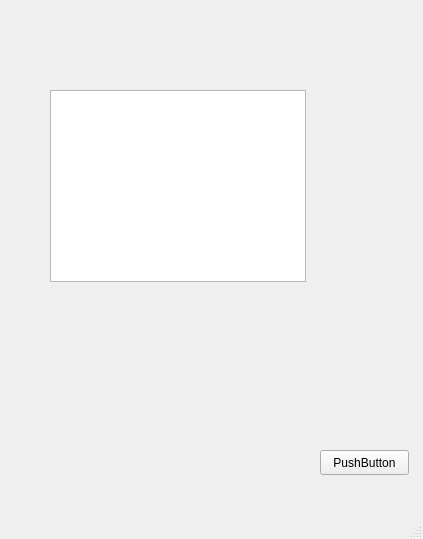
Before: the Qt Designer form mainwindow.ui in VtripleG/weather_app, drawn with Qt 5.
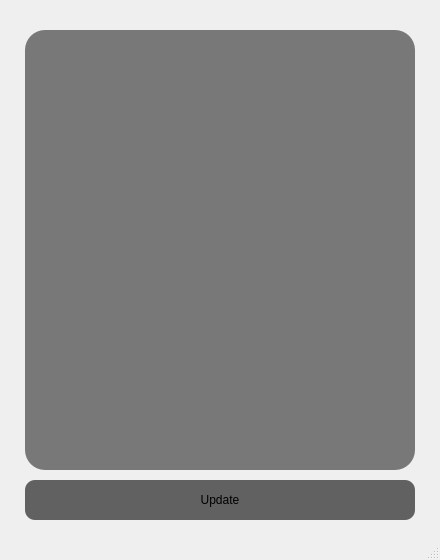
After: the same form once the commit is applied.

Diff of the .ui file:
```diff
--- a/mainwindow.ui
+++ b/mainwindow.ui
@@ -9,36 +9,88 @@
    <rect>
     <x>0</x>
     <y>0</y>
-    <width>423</width>
-    <height>539</height>
+    <width>440</width>
+    <height>560</height>
    </rect>
   </property>
+  <property name="minimumSize">
+   <size>
+    <width>440</width>
+    <height>560</height>
+   </size>
+  </property>
+  <property name="maximumSize">
+   <size>
+    <width>440</width>
+    <height>560</height>
+   </size>
+  </property>
   <property name="windowTitle">
-   <string>MainWindow</string>
+   <string>Weather_app</string>
+  </property>
+  <property name="autoFillBackground">
+   <bool>true</bool>
+  </property>
+  <property name="styleSheet">
+   <string notr="true">
+QTextBrowser#textBrowser{
+background:rgba(0, 0, 0, 0.5);
+text-align: center;
+color:rgb(255,255,255);
+border-style: outset;
+border-radius: 20;
+}
+
+QPushButton#pushButton{
+background:rgba(1, 1, 1, 0.6);
+font: 700 13pt &quot;Ubuntu&quot;;
+border-style: outset;
+border-radius: 10;
+border-color: rgb(94, 92, 100);
+}
+QPushButton#pushButton:pressed {
+     background:rgba(0, 0, 0, 0.8);
+     border-style: inset;
+ }</string>
   </property>
   <widget class="QWidget" name="centralwidget">
+   <property name="autoFillBackground">
+    <bool>true</bool>
+   </property>
    <widget class="QPushButton" name="pushButton">
     <property name="geometry">
      <rect>
-      <x>320</x>
-      <y>450</y>
-      <width>89</width>
-      <height>25</height>
+      <x>25</x>
+      <y>480</y>
+      <width>390</width>
+      <height>40</height>
      </rect>
     </property>
     <property name="text">
-     <string>PushButton</string>
+     <string>Update</string>
     </property>
    </widget>
    <widget class="QTextBrowser" name="textBrowser">
+    <property name="enabled">
+     <bool>true</bool>
+    </property>
     <property name="geometry">
      <rect>
-      <x>50</x>
-      <y>90</y>
-      <width>256</width>
-      <height>192</height>
+      <x>25</x>
+      <y>30</y>
+      <width>390</width>
+      <height>440</height>
      </rect>
     </property>
+    <property name="horizontalScrollBarPolicy">
+     <enum>Qt::ScrollBarAlwaysOff</enum>
+    </property>
+    <property name="tabChangesFocus">
+     <bool>false</bool>
+    </property>
+    <property name="textInteractionFlags">
+     <set>Qt::LinksAccessibleByKeyboard|Qt::LinksAccessibleByMouse</set>
+    </property>
    </widget>
   </widget>
   <widget class="QMenuBar" name="menubar">
```
Left out of the diff: 10 changed lines with no effect on the pictures.
